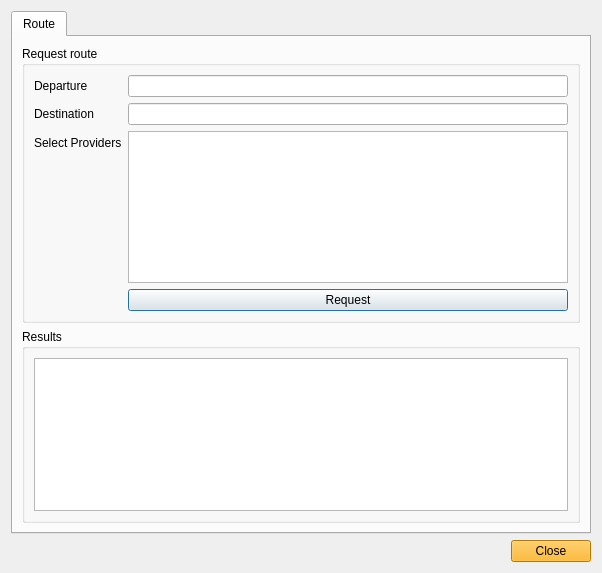
Qt form branches/jonas_unstable/QuteScoop/gui/PlanFlightDialog.ui (qutescoop/qutescoop) before a commit.
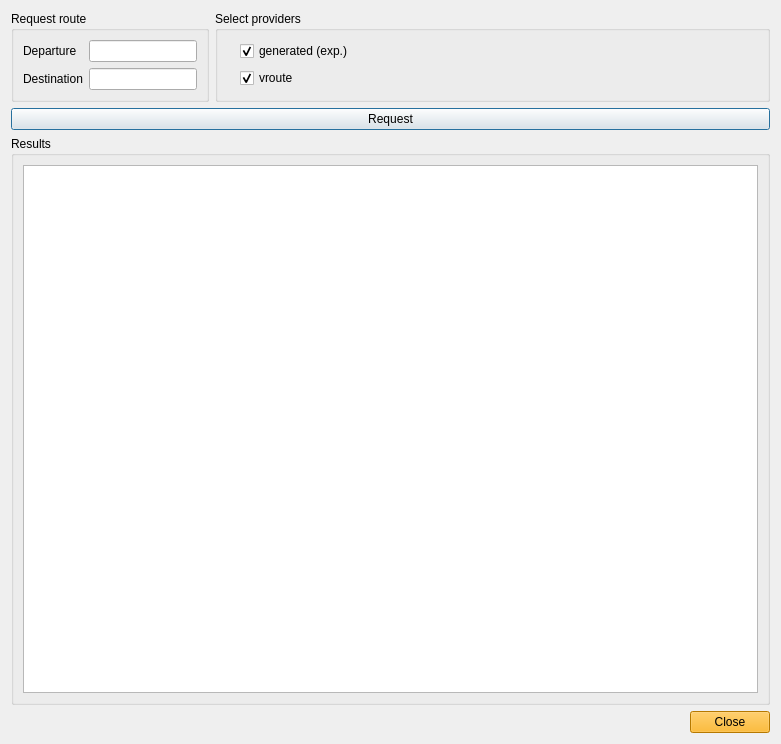
The same form after that commit. Icons and pictures are not drawn.

Commit message:
added: * show ATC bookings in a filterable list * query flightplans from vroute
changed:
* some UI, like window icons + Close buttons everywhere
* ... minor changes

fixed:
* transparency for firFillColor on X11 (needs checking on other platforms)
* ... minor fixes (e.g. sorting and filtering)

```diff
--- a/branches/jonas_unstable/QuteScoop/gui/PlanFlightDialog.ui
+++ b/branches/jonas_unstable/QuteScoop/gui/PlanFlightDialog.ui
@@ -6,8 +6,8 @@
    <rect>
     <x>0</x>
     <y>0</y>
-    <width>602</width>
-    <height>573</height>
+    <width>781</width>
+    <height>744</height>
    </rect>
   </property>
   <property name="windowTitle">
@@ -15,26 +15,15 @@
   </property>
   <layout class="QVBoxLayout" name="verticalLayout_2">
    <item>
-    <widget class="QTabWidget" name="tabWidget">
-     <property name="currentIndex">
-      <number>0</number>
-     </property>
-     <widget class="QWidget" name="tab">
-      <property name="statusTip">
-       <string/>
-      </property>
-      <attribute name="title">
-       <string>Route</string>
-      </attribute>
-      <layout class="QVBoxLayout" name="verticalLayout">
+    <layout class="QHBoxLayout" name="horizontalLayout_4">
        <item>
         <widget class="QGroupBox" name="groupBox">
          <property name="title">
           <string>Request route</string>
          </property>
-         <layout class="QFormLayout" name="formLayout">
+       <layout class="QGridLayout" name="gridLayout">
           <item row="0" column="0">
-           <widget class="QLabel" name="label_2">
+         <widget class="QLabel" name="lblDep">
             <property name="text">
              <string>Departure</string>
             </property>
@@ -43,11 +32,15 @@
             </property>
            </widget>
           </item>
-          <item row="0" column="1">
-           <widget class="QLineEdit" name="edDep"/>
+        <item row="0" column="3">
+         <widget class="QLineEdit" name="edDep">
+          <property name="maxLength">
+           <number>4</number>
+          </property>
+         </widget>
           </item>
           <item row="1" column="0">
-           <widget class="QLabel" name="label_3">
+         <widget class="QLabel" name="lblDest">
             <property name="text">
              <string>Destination</string>
             </property>
@@ -56,30 +49,123 @@
             </property>
            </widget>
           </item>
+        <item row="1" column="3">
+         <widget class="QLineEdit" name="edDest">
+          <property name="maxLength">
+           <number>4</number>
+          </property>
+         </widget>
+        </item>
+       </layout>
+      </widget>
+     </item>
+     <item>
+      <widget class="QGroupBox" name="groupBox_2">
+       <property name="sizePolicy">
+        <sizepolicy hsizetype="Preferred" vsizetype="Preferred">
+         <horstretch>5</horstretch>
+         <verstretch>0</verstretch>
+        </sizepolicy>
+       </property>
+       <property name="title">
+        <string>Select providers</string>
+       </property>
+       <layout class="QGridLayout" name="gridLayout_3">
           <item row="1" column="1">
-           <widget class="QLineEdit" name="edDest"/>
-          </item>
-          <item row="2" column="0">
-           <widget class="QLabel" name="label_4">
+         <widget class="QLabel" name="pixVroute">
+          <property name="text">
+           <string/>
+          </property>
+          <property name="pixmap">
+           <pixmap resource="Resources.qrc">:/routeproviders/images/vroute.png</pixmap>
+          </property>
+          <property name="alignment">
+           <set>Qt::AlignRight|Qt::AlignTrailing|Qt::AlignVCenter</set>
+          </property>
+         </widget>
+        </item>
+        <item row="1" column="3">
+         <widget class="QCheckBox" name="cbVroute">
             <property name="text">
-             <string>Select Providers</string>
-            </property>
-            <property name="buddy">
-             <cstring>treeProviders</cstring>
+           <string>vroute</string>
+          </property>
+          <property name="checked">
+           <bool>true</bool>
             </property>
            </widget>
           </item>
-          <item row="2" column="1">
-           <widget class="QTreeView" name="treeProviders"/>
-          </item>
-          <item row="3" column="1">
-           <widget class="QPushButton" name="pushButton">
+        <item row="0" column="1">
+         <widget class="QLabel" name="pixGenerated">
+          <property name="text">
+           <string/>
+          </property>
+          <property name="pixmap">
+           <pixmap resource="Resources.qrc">:/icons/qutescoop.png</pixmap>
+          </property>
+          <property name="alignment">
+           <set>Qt::AlignRight|Qt::AlignTrailing|Qt::AlignVCenter</set>
+          </property>
+         </widget>
+        </item>
+        <item row="0" column="3">
+         <widget class="QCheckBox" name="cbGenerated">
+          <property name="text">
+           <string>generated (exp.)</string>
+          </property>
+          <property name="checked">
+           <bool>true</bool>
+          </property>
+         </widget>
+        </item>
+        <item row="0" column="4">
+         <widget class="QLabel" name="lblGeneratedStatus">
+          <property name="sizePolicy">
+           <sizepolicy hsizetype="Preferred" vsizetype="Preferred">
+            <horstretch>2</horstretch>
+            <verstretch>0</verstretch>
+           </sizepolicy>
+          </property>
+          <property name="font">
+           <font>
+            <italic>true</italic>
+           </font>
+          </property>
+          <property name="text">
+           <string/>
+          </property>
+         </widget>
+        </item>
+        <item row="1" column="4">
+         <widget class="QLabel" name="lblVrouteStatus">
+          <property name="sizePolicy">
+           <sizepolicy hsizetype="Preferred" vsizetype="Preferred">
+            <horstretch>2</horstretch>
+            <verstretch>0</verstretch>
+           </sizepolicy>
+          </property>
+          <property name="font">
+           <font>
+            <italic>true</italic>
+           </font>
+          </property>
+          <property name="text">
+           <string/>
+          </property>
+         </widget>
+        </item>
+       </layout>
+      </widget>
+     </item>
+    </layout>
+   </item>
+   <item>
+    <widget class="QPushButton" name="buttonRequest">
             <property name="text">
              <string>Request</string>
             </property>
-           </widget>
-          </item>
-         </layout>
+     <property name="default">
+      <bool>true</bool>
+     </property>
         </widget>
        </item>
        <item>
@@ -89,29 +175,20 @@
          </property>
          <layout class="QVBoxLayout" name="verticalLayout_3">
           <item>
-           <widget class="QTreeView" name="treeResults"/>
-          </item>
-         </layout>
+       <widget class="QTreeView" name="treeRoutes">
+        <property name="rootIsDecorated">
+         <bool>false</bool>
+        </property>
+        <property name="itemsExpandable">
+         <bool>false</bool>
+        </property>
+        <property name="sortingEnabled">
+         <bool>true</bool>
+        </property>
         </widget>
        </item>
       </layout>
      </widget>
-    </widget>
-   </item>
-   <item>
-    <layout class="QHBoxLayout" name="horizontalLayout_3">
-     <item>
-      <spacer name="horizontalSpacer">
-       <property name="orientation">
-        <enum>Qt::Horizontal</enum>
-       </property>
-       <property name="sizeHint" stdset="0">
-        <size>
-         <width>0</width>
-         <height>0</height>
-        </size>
-       </property>
-      </spacer>
      </item>
      <item>
       <widget class="QDialogButtonBox" name="buttonBox">
@@ -536,8 +613,6 @@
       </widget>
      </item>
     </layout>
-   </item>
-  </layout>
  </widget>
  <tabstops>
   <tabstop>tabWidget</tabstop>
```
Left out of the diff: 54 changed lines with no effect on the pictures. Lines whose indentation alone changed are shown as unchanged. The commit also changes 49 other files.
